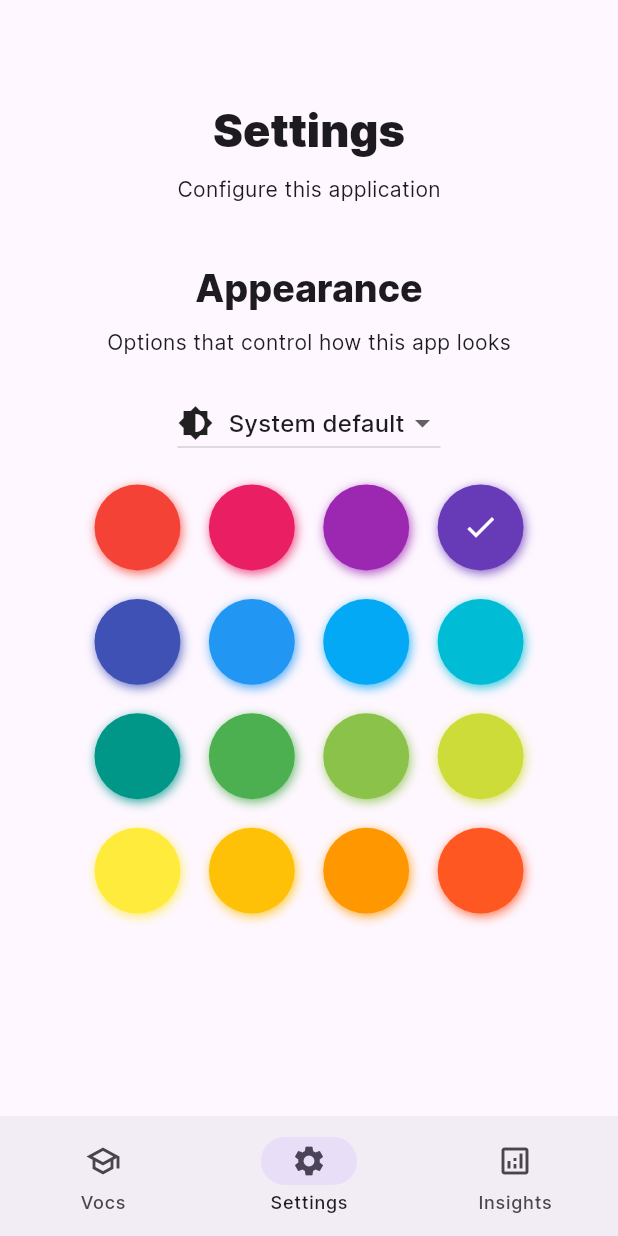
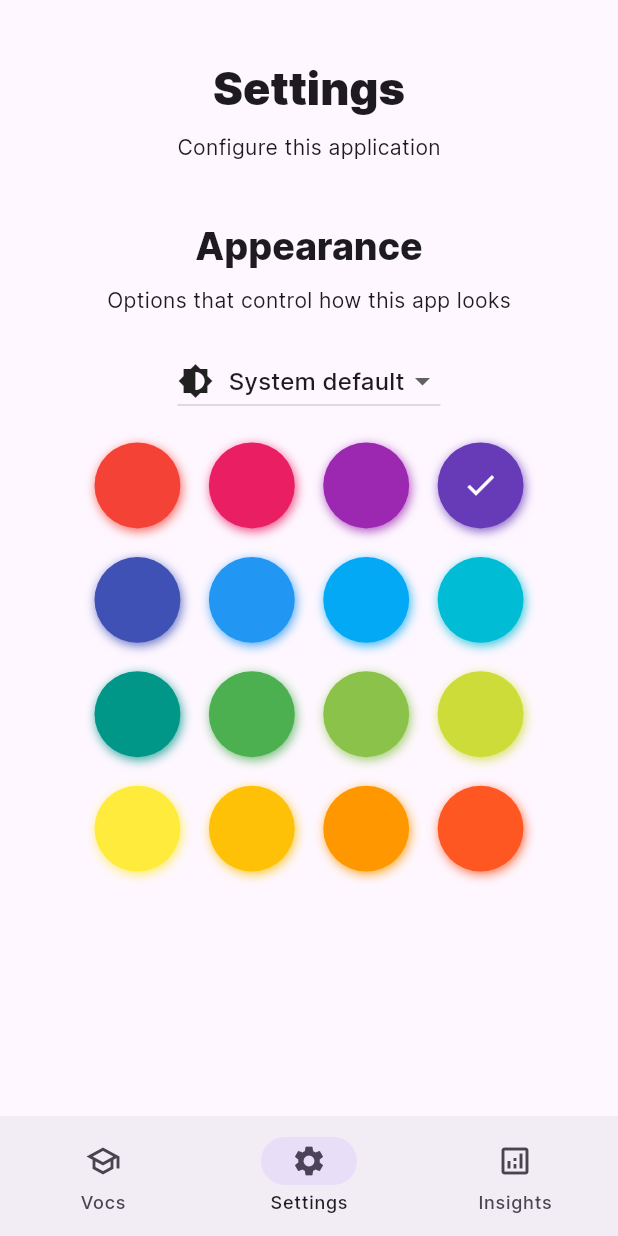
Before and after one commit to lbirkert/frenchscape, a Flutter app: the screen it shows after launch, item 2 of the bottom bar chosen, on a phone screen of 412 x 824 dp. Run offline on Flutter 3.47's test engine with Material 2 defaults, Android fonts, the phone set to English and light mode, and no system bars; drawn by our look-alikes of flutter_colorpicker; our stand-ins replace objectbox; generated files the repository leaves out were written again.

Commit message:
Fix padding

```diff
--- a/lib/insights.dart
+++ b/lib/insights.dart
@@ -6,7 +6,7 @@ class InsightsPage extends StatelessWidget {
   @override
   Widget build(BuildContext context) {
     return Padding(
-      padding: const EdgeInsets.all(20),
+      padding: const EdgeInsets.symmetric(vertical: 40, horizontal: 20),
       child: Center(child: Column(
         children: [
           Text("Insights", style: Theme.of(context).textTheme.headlineLarge!),
--- a/lib/settings.dart
+++ b/lib/settings.dart
@@ -76,16 +76,12 @@ const List<Color> colors = [
 class _SettingsPageState extends State<SettingsPage>{
   @override
   Widget build(BuildContext context) {
-    return LayoutBuilder(builder: _build);
-  }
-
-  Widget _build(BuildContext context, BoxConstraints viewport) {
     return SingleChildScrollView(
       child: Center(
         child: ConstrainedBox(
-          constraints: BoxConstraints(minWidth: 100, maxWidth: 450, minHeight: viewport.maxHeight),
+          constraints: const BoxConstraints(minWidth: 100, maxWidth: 450),
           child: Padding(
-            padding: const EdgeInsets.all(20),
+            padding: const EdgeInsets.symmetric(vertical: 40, horizontal: 20),
             child: Column(
               crossAxisAlignment: CrossAxisAlignment.center,
               mainAxisAlignment: MainAxisAlignment.center,
```
Also changed, not shown: lib/vocs.dart (+11 -12 lines).
